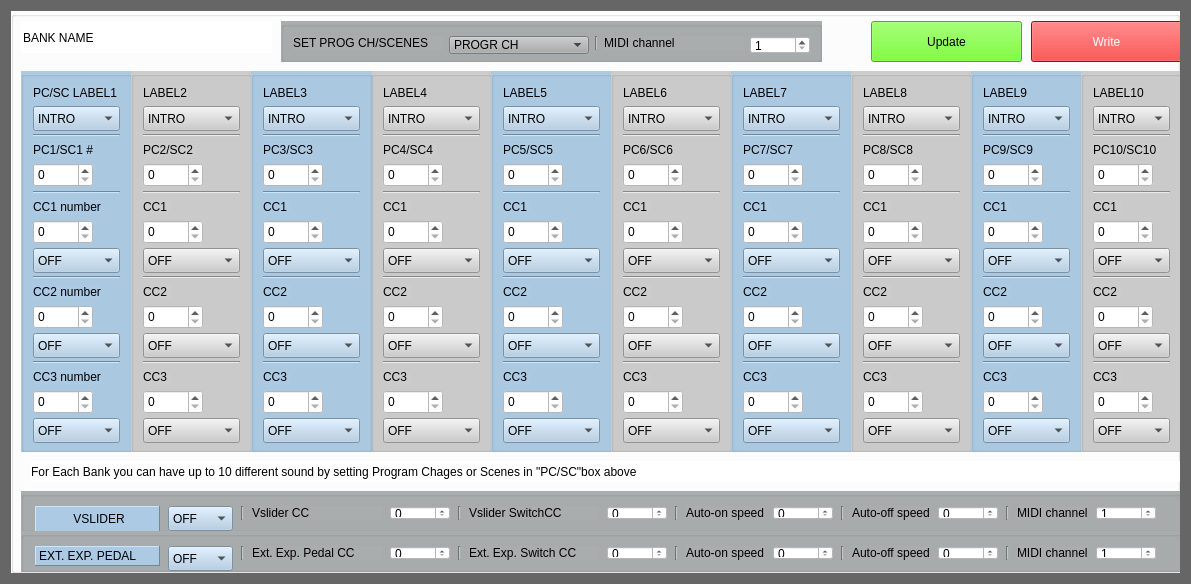
First picture: the form in first_page.ui, repository noumanmhd/eeprom-serial, before the edit.
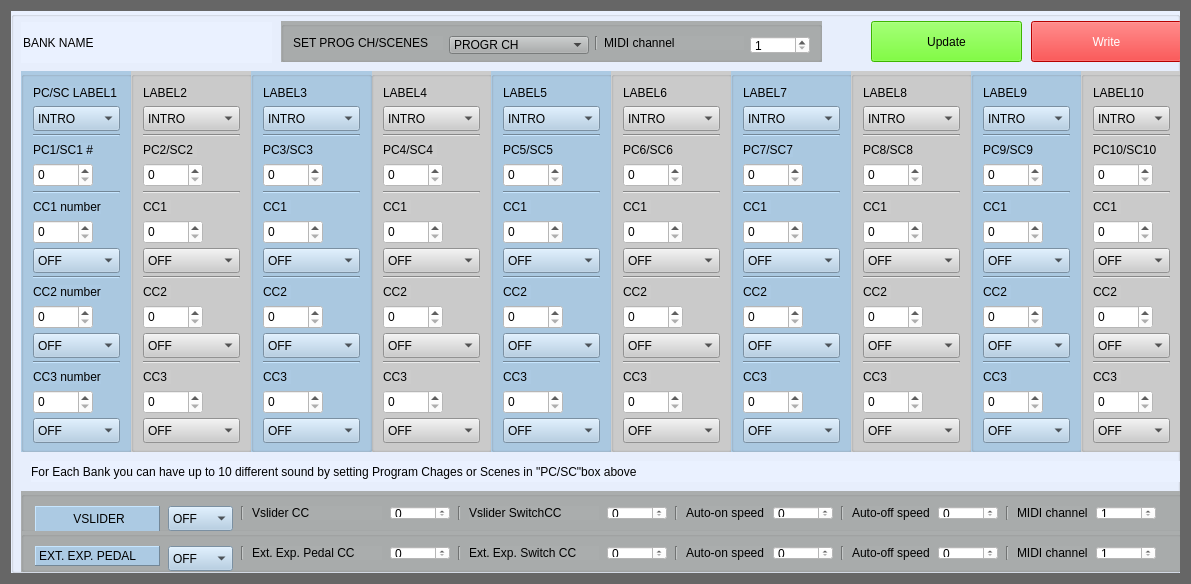
Second picture: the form after the edit.

Patch:
```diff
--- a/first_page.ui
+++ b/first_page.ui
@@ -45,7 +45,7 @@
       </sizepolicy>
      </property>
      <property name="styleSheet">
-      <string notr="true">background-color: rgb(255, 255, 255);</string>
+      <string notr="true">background-color: rgb(234, 241, 255);</string>
      </property>
      <property name="title">
       <string/>
@@ -4696,7 +4696,7 @@
         <x>10</x>
         <y>11</y>
         <width>251</width>
-        <height>31</height>
+        <height>41</height>
        </rect>
       </property>
       <property name="toolTip">
```
